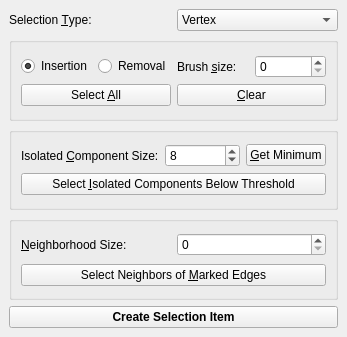
Qt form Polyhedron/demo/Polyhedron/Selection_widget.ui (CGAL/cgal) before a commit.
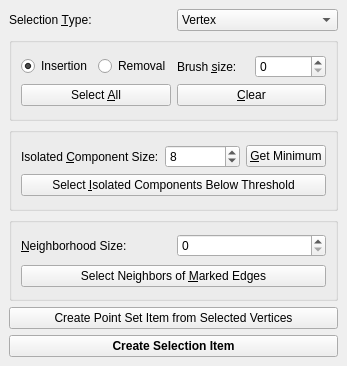
The same form after that commit.

Commit message: create point set item from selected vertices

Patch:
```diff
--- a/Polyhedron/demo/Polyhedron/Selection_widget.ui
+++ b/Polyhedron/demo/Polyhedron/Selection_widget.ui
@@ -7,7 +7,7 @@
     <x>0</x>
     <y>0</y>
     <width>334</width>
-    <height>337</height>
+    <height>366</height>
    </rect>
   </property>
   <property name="windowTitle">
@@ -213,6 +213,13 @@
       </layout>
      </widget>
     </item>
+    <item>
+     <widget class="QPushButton" name="Create_point_set_item_button">
+      <property name="text">
+       <string>Create Point Set Item from Selected Vertices</string>
+      </property>
+     </widget>
+    </item>
     <item>
      <widget class="QPushButton" name="Create_selection_item_button">
       <property name="font">
```
The commit also changes 2 other files.
